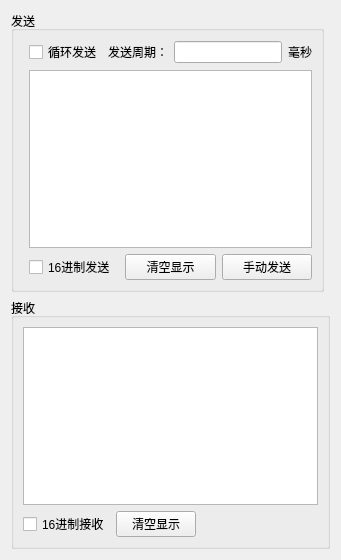
Old version of the form SandRBox.ui in the repository Halfery/SemiPhySim.
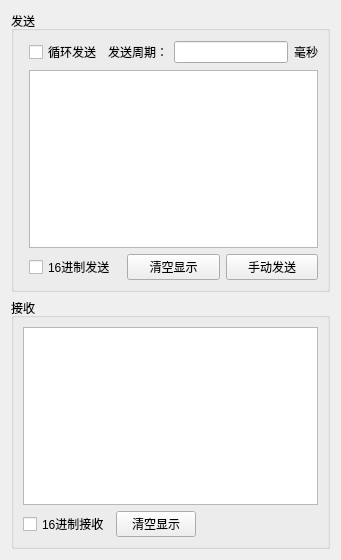
New version of the form.

The edit to the form file:
```diff
--- a/SandRBox.ui
+++ b/SandRBox.ui
@@ -13,8 +13,8 @@
   <property name="windowTitle">
    <string>Form</string>
   </property>
-  <layout class="QFormLayout" name="formLayout_3">
-   <item row="0" column="0">
+  <layout class="QVBoxLayout" name="verticalLayout">
+   <item>
     <widget class="QGroupBox" name="groupBox">
      <property name="title">
       <string>发送</string>
@@ -79,7 +79,7 @@
      </layout>
     </widget>
    </item>
-   <item row="1" column="0" colspan="2">
+   <item>
     <widget class="QGroupBox" name="groupBox_2">
      <property name="title">
       <string>接收</string>
```
